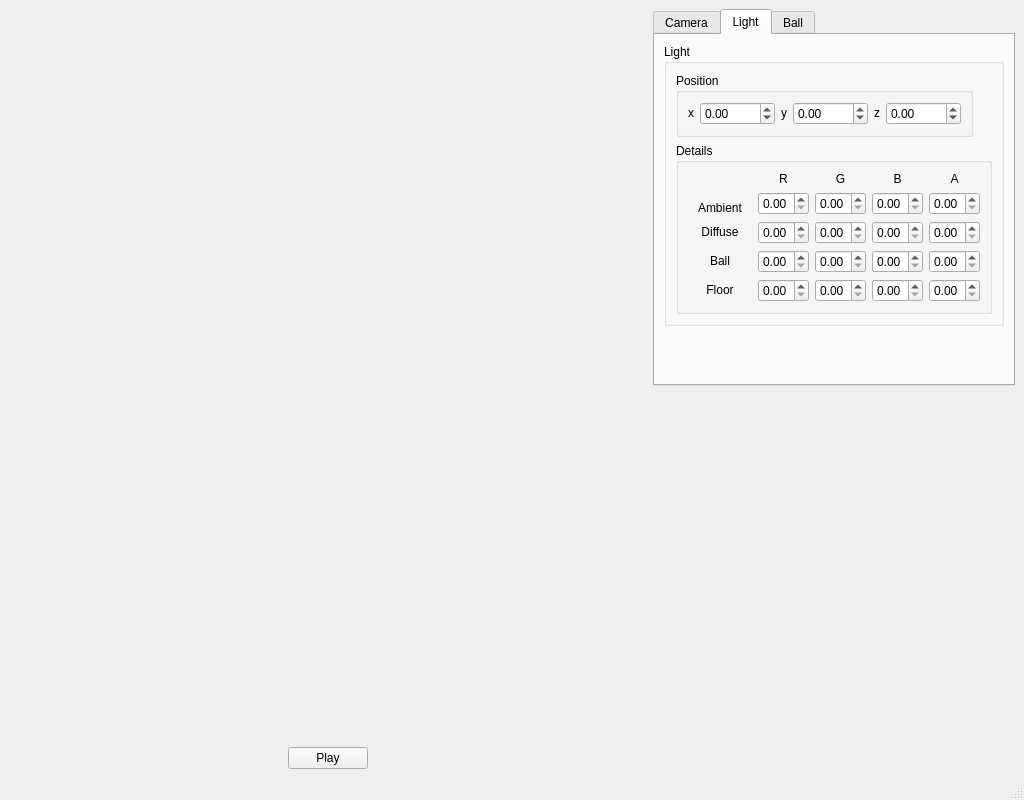
First picture: the form in ui/MainWindow.ui, repository lastland/BasketballGym, before the edit.
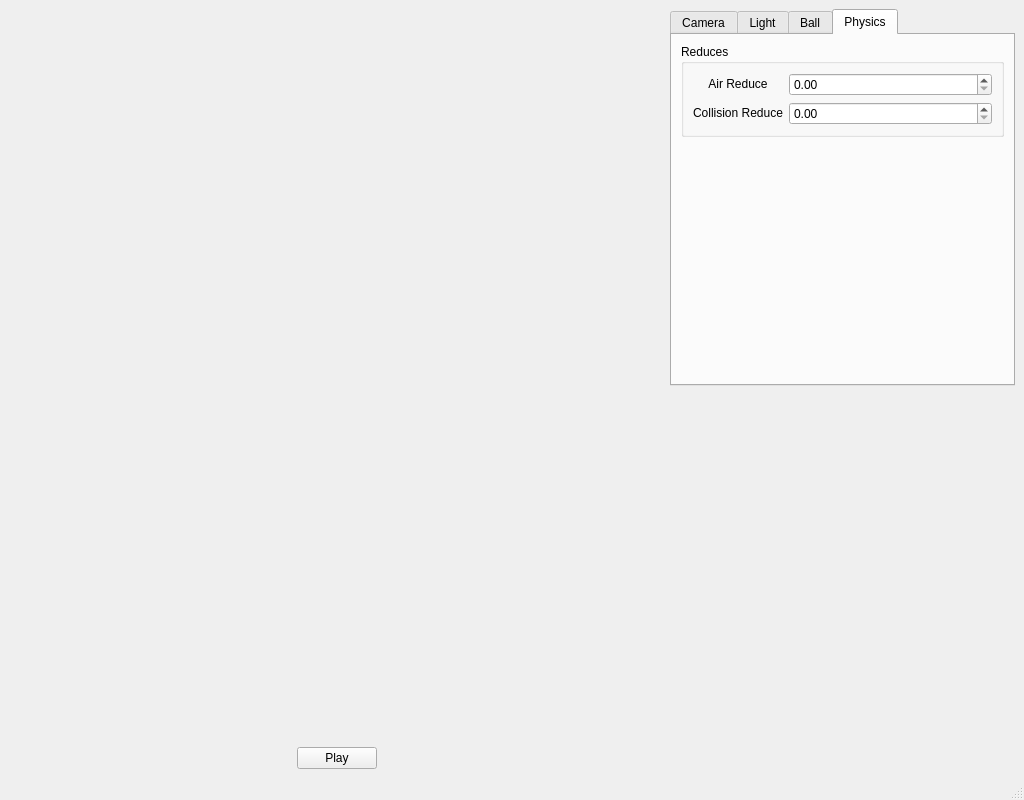
Second picture: the form after the edit.

Commit message: Add reduces of energy.

```diff
--- a/ui/MainWindow.ui
+++ b/ui/MainWindow.ui
@@ -96,7 +96,7 @@
          <string/>
         </property>
         <property name="currentIndex">
-         <number>1</number>
+         <number>3</number>
         </property>
         <widget class="QWidget" name="tab">
          <property name="statusTip">
@@ -1032,6 +1032,87 @@
           </item>
          </layout>
         </widget>
+        <widget class="QWidget" name="tab_4">
+         <property name="layoutDirection">
+          <enum>Qt::LeftToRight</enum>
+         </property>
+         <attribute name="title">
+          <string>Physics</string>
+         </attribute>
+         <layout class="QVBoxLayout" name="verticalLayout_5">
+          <item>
+           <widget class="QGroupBox" name="groupBox_4">
+            <property name="title">
+             <string>Reduces</string>
+            </property>
+            <layout class="QGridLayout" name="gridLayout_3">
+             <property name="sizeConstraint">
+              <enum>QLayout::SetMinAndMaxSize</enum>
+             </property>
+             <item row="0" column="0">
+              <widget class="QLabel" name="label_26">
+               <property name="text">
+                <string>&lt;center&gt;Air Reduce&lt;/center&gt;</string>
+               </property>
+              </widget>
+             </item>
+             <item row="0" column="1">
+              <widget class="QDoubleSpinBox" name="airReduceBox">
+               <property name="sizePolicy">
+                <sizepolicy hsizetype="Expanding" vsizetype="Fixed">
+                 <horstretch>0</horstretch>
+                 <verstretch>0</verstretch>
+                </sizepolicy>
+               </property>
+               <property name="maximum">
+                <double>1.000000000000000</double>
+               </property>
+               <property name="singleStep">
+                <double>0.100000000000000</double>
+               </property>
+              </widget>
+             </item>
+             <item row="1" column="0">
+              <widget class="QLabel" name="label_27">
+               <property name="text">
+                <string>&lt;center&gt;Collision Reduce&lt;/center&gt;</string>
+               </property>
+              </widget>
+             </item>
+             <item row="1" column="1">
+              <widget class="QDoubleSpinBox" name="colReduceBox">
+               <property name="sizePolicy">
+                <sizepolicy hsizetype="Expanding" vsizetype="Fixed">
+                 <horstretch>0</horstretch>
+                 <verstretch>0</verstretch>
+                </sizepolicy>
+               </property>
+               <property name="maximum">
+                <double>1.000000000000000</double>
+               </property>
+               <property name="singleStep">
+                <double>0.100000000000000</double>
+               </property>
+              </widget>
+             </item>
+            </layout>
+           </widget>
+          </item>
+          <item>
+           <spacer name="verticalSpacer_5">
+            <property name="orientation">
+             <enum>Qt::Vertical</enum>
+            </property>
+            <property name="sizeHint" stdset="0">
+             <size>
+              <width>20</width>
+              <height>233</height>
+             </size>
+            </property>
+           </spacer>
+          </item>
+         </layout>
+        </widget>
        </widget>
       </item>
       <item>
```
The commit also changes 3 other files.
